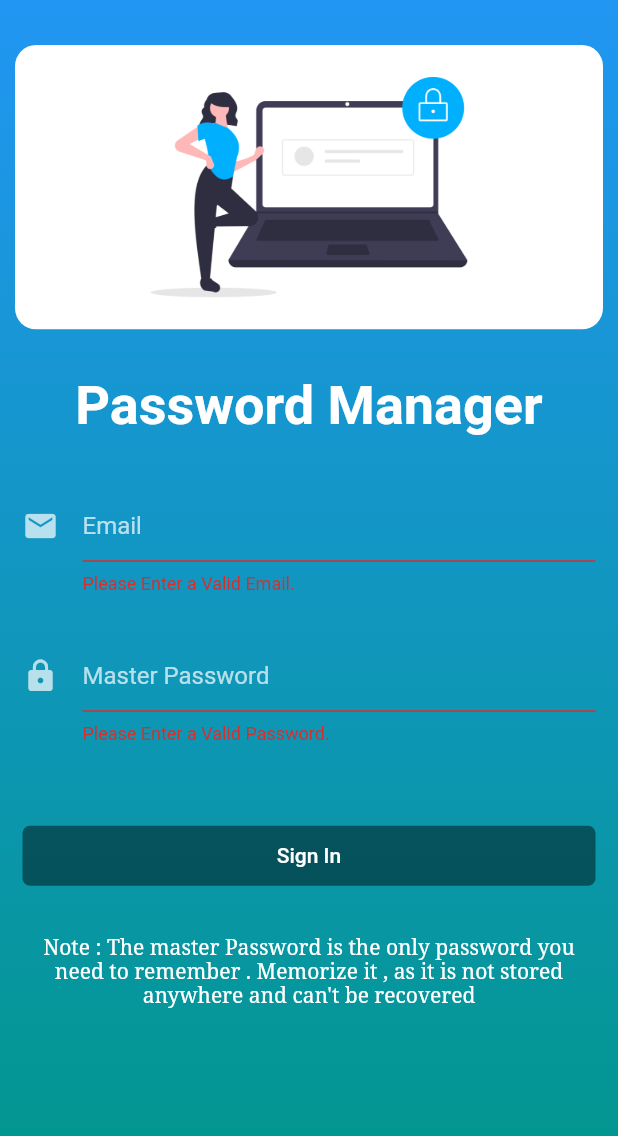
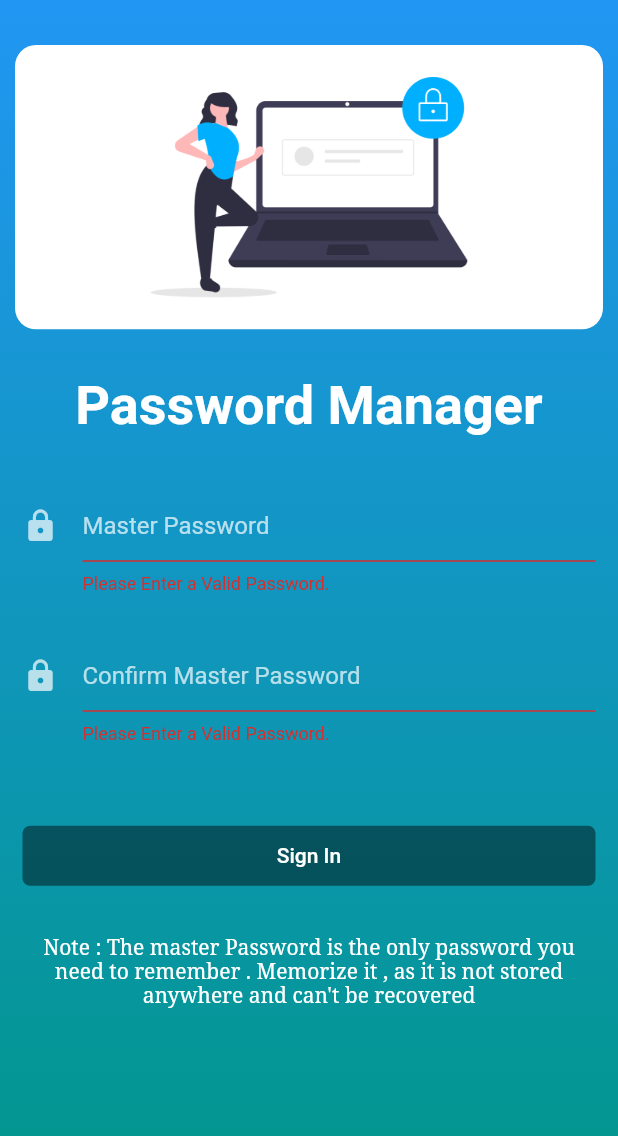
Before and after one commit to keyurgit45/Passwords-Manager, a Flutter app: the LoginPage screen opened directly, after a tap on "Sign In", on a phone screen of 412 x 824 dp. Shown: the top 1136 px of the screen. Run offline on Flutter 3.47's test engine with Material 2 defaults, Android fonts, the phone set to English and light mode, and no system bars; our stand-ins replace google_fonts, local_auth, shared_preferences, sqflite; missing offline and left inert: xxtea; accounts and stored records are empty.

Commit message:
final commit

```diff
--- a/lib/screens/login.dart
+++ b/lib/screens/login.dart
@@ -1,13 +1,11 @@
 import 'dart:io';
-import 'dart:math';
-import 'package:cloud_firestore/cloud_firestore.dart';
 import 'package:flutter/material.dart';
 import 'package:flutter/services.dart';
-import 'package:flutter_string_encryption/flutter_string_encryption.dart';
 import 'package:google_fonts/google_fonts.dart';
 import 'package:passmanager/screens/introscreen.dart';
 import 'package:path_provider/path_provider.dart';
 import 'package:shared_preferences/shared_preferences.dart';
+import 'package:xxtea/xxtea.dart';
 
 class LoginPage extends StatefulWidget {
   @override
@@ -16,20 +14,10 @@ class LoginPage extends StatefulWidget {
 
 class _LoginPageState extends State<LoginPage> {
   GlobalKey<FormState> formstate = GlobalKey<FormState>();
+  final _scaffoldKey = GlobalKey<ScaffoldState>();
   bool _isLoading = false;
-  String email;
-  int uniqueid = Random().nextInt(220);
-  String emailController;
-  String passController;
-  String encrypted;
-
-  String validateemail(_val) {
-    if (_val.isEmpty) {
-      return "Please Enter a Valid Email.";
-    } else {
-      return null;
-    }
-  }
+  String mpassController;
+  String cmpassController;
 
   String validatepass(_val) {
     if (_val.isEmpty) {
@@ -39,47 +27,20 @@ class _LoginPageState extends State<LoginPage> {
     }
   }
 
-  @override
-  void initState() {
-   encryptpass();
-    super.initState();
+  encryptpass(password) async {
+    String key = "1234jfbkjn567890";
+    String encryptData = xxtea.encryptToString(password, key);
+    print(encryptData);
+    writepass(encryptData);
+    // String decryptData = xxtea.decryptToString(encryptData, key);
+    // print(decryptData);
   }
-
-  encryptpass() async{
-  PlatformStringCryptor cryptor = new PlatformStringCryptor();
-  // ignore: unused_local_variable
-  final password = "password123";
-final String salt = await cryptor.generateSalt();
-print(salt);
-// final String key = await cryptor.generateKeyFromPassword(password, salt);
-final key = "jIkj0VOLhFpOJSpI7SibjA==:RZ03+kGZ/9Di3PT0a3xUDibD6gmb2RIhTVF+mQfZqy0=";
-encrypted = await cryptor.encrypt("string.", key);
-setState((){
-});
-print(encrypted);
-writepass('$encrypted');
-print(':written successfully');
-// final decrypted = await cryptor.decrypt(encrypted, key);
-// print(decrypted);
-}
-
 
   Future<String> get _localPath async {
     final directory = await getApplicationDocumentsDirectory();
-
     return directory.path;
   }
 
-Future<File> get _localFile async {
-  final path = await _localPath;
-  return File('$path/counter.txt');
-}
-
-Future<File> writeCounter(int uniqueid) async {
-  final file = await _localFile;
-  // Write the file
-  return file.writeAsString('$uniqueid');
-}
   Future<File> get _localpass async {
     final path = await _localPath;
     return File('$path/passdata.txt');
@@ -91,13 +52,12 @@ Future<File> writepass(String uniquepass) async {
     return file.writeAsString(uniquepass);
   }
 
-
-
   @override
   Widget build(BuildContext context) {
     SystemChrome.setSystemUIOverlayStyle(SystemUiOverlayStyle.light
         .copyWith(statusBarColor: Colors.transparent));
     return Scaffold(
+      key: _scaffoldKey,
       body: Center(
         child: Container(
           decoration: BoxDecoration(
@@ -123,32 +83,28 @@ Future<File> writepass(String uniquepass) async {
                     headerSection(),
                     textSection(),
                     buttonSection(),
-                      SizedBox(height:14),
-                      Container(padding: EdgeInsets.all(19),
-                        child:
-                        Center(
-                          child: Text("Note : The master Password is the only password you need to remember . Memorize it , as it is not stored anywhere and can't be recovered",
-                          style: GoogleFonts.notoSerif(color:Colors.white , fontSize:14 , fontWeight: FontWeight.w200),
-                          textAlign: TextAlign.center,),
-                        )
-                      )
+                    SizedBox(height: 14),
+                    Container(
+                        padding: EdgeInsets.all(19),
+                        child: Center(
+                          child: Text(
+                            "Note : The master Password is the only password you need to remember . Memorize it , as it is not stored anywhere and can't be recovered",
+                            style: GoogleFonts.notoSerif(
+                                color: Colors.white,
+                                fontSize: 14,
+                                fontWeight: FontWeight.w200),
+                            textAlign: TextAlign.center,
+                          ),
+                        ))
                   ],
                 ),
         ),
       ),
     );
-
   }
 
-  signIn(String email, pass) async {
+  signIn() async {
     SharedPreferences sharedPreferences = await SharedPreferences.getInstance();
-    CollectionReference users = FirebaseFirestore.instance.collection('users');
-    print('$uniqueid');
-    users
-        .doc('$uniqueid')
-        .set({'Email': email, 'Password': pass})
-        .then((value) => print("User Added"))
-        .catchError((error) => print("Failed to add user: $error"));
     sharedPreferences.setString("token", "value");
     Navigator.of(context).pushAndRemoveUntil(
         MaterialPageRoute(builder: (BuildContext context) => HomePage()),
@@ -162,16 +118,20 @@ Future<File> writepass(String uniquepass) async {
       padding: EdgeInsets.symmetric(horizontal: 15.0),
       margin: EdgeInsets.only(top: 19.0),
       child: RaisedButton(
-        onPressed: () {
+        onPressed: () async {
           if (formstate.currentState.validate()) {
-            print("Button clicked");
-            writeCounter(uniqueid);
-            // encryptpass(passController);
+            if (mpassController == cmpassController) {
+              // print("Button clicked");
+              await encryptpass(cmpassController);
               setState(() {
                 _isLoading = true;
               });
-            signIn(emailController.trim(), passController.trim());
-            email = emailController;
+              signIn();
+            } else {
+              final snackBar =
+                  SnackBar(content: Text("Password's Doesn't Match"));
+              _scaffoldKey.currentState.showSnackBar(snackBar);
+            }
           }
         },
         elevation: 0.0,
@@ -182,9 +142,6 @@ Future<File> writepass(String uniquepass) async {
     );
   }
 
-  // final TextEditingController emailController = new TextEditingController();
-  // final TextEditingController passwordController = new TextEditingController();
-
   textSection() {
     return Form(
       key: formstate,
@@ -193,15 +150,16 @@ Future<File> writepass(String uniquepass) async {
         child: Column(
           children: <Widget>[
             TextFormField(
-              validator: validateemail,
+              validator: validatepass,
               onChanged: (_val) {
-                emailController = _val;
+                mpassController = _val;
               },
+              obscureText: true,
               cursorColor: Colors.white,
               style: TextStyle(color: Colors.white70),
               decoration: InputDecoration(
-                icon: Icon(Icons.email, color: Colors.white70),
-                hintText: "Email",
+                icon: Icon(Icons.lock, color: Colors.white70),
+                hintText: "Master Password",
                 border: UnderlineInputBorder(
                     borderSide: BorderSide(color: Colors.white70)),
                 hintStyle: TextStyle(color: Colors.white70),
@@ -211,14 +169,14 @@ Future<File> writepass(String uniquepass) async {
             TextFormField(
               validator: validatepass,
               onChanged: (_val) {
-                passController = _val;
+                cmpassController = _val;
               },
               cursorColor: Colors.white,
               obscureText: true,
               style: TextStyle(color: Colors.white70),
               decoration: InputDecoration(
                 icon: Icon(Icons.lock, color: Colors.white70),
-                hintText: "Master Password",
+                hintText: "Confirm Master Password",
                 border: UnderlineInputBorder(
                     borderSide: BorderSide(color: Colors.white70)),
                 hintStyle: TextStyle(color: Colors.white70),
@@ -245,7 +203,3 @@ Future<File> writepass(String uniquepass) async {
     );
   }
 }
-
-
-//
-//
--- a/pubspec.yaml
+++ b/pubspec.yaml
@@ -31,11 +31,9 @@ dependencies:
   local_auth: ^0.6.3+4
   google_fonts:
   sqflite: ^1.3.2+1
-  cloud_firestore:
-  firebase_core :
   shared_preferences:
   path_provider:
-  flutter_string_encryption: ^0.3.1
+  xxtea: ^2.0.3
 
 
 dev_dependencies:
```
Also changed, not shown: lib/main.dart (+3 -13 lines), lib/screens/create.dart (deleted, +0 -133 lines), lib/screens/introscreen.dart (+23 -66 lines), lib/screens/menuscreen.dart (+12 -58 lines), pubspec.lock, 1 other file. Lines whose indentation alone changed are shown as unchanged.
